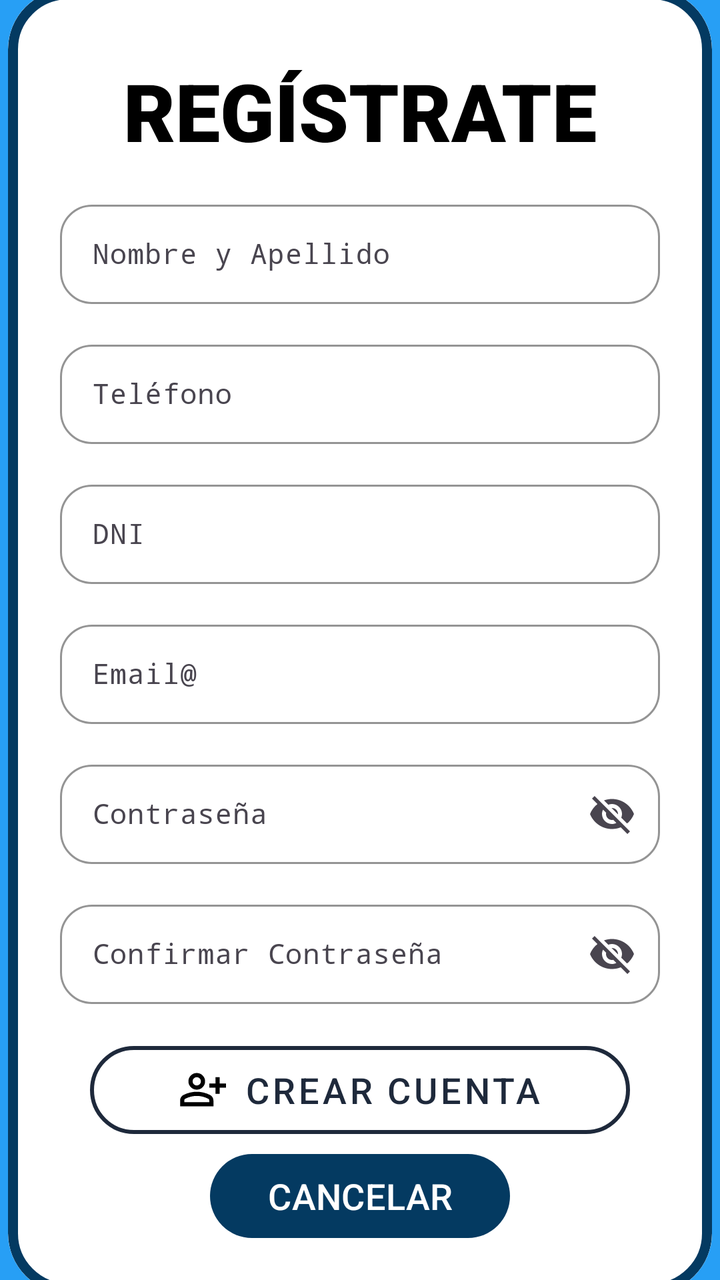
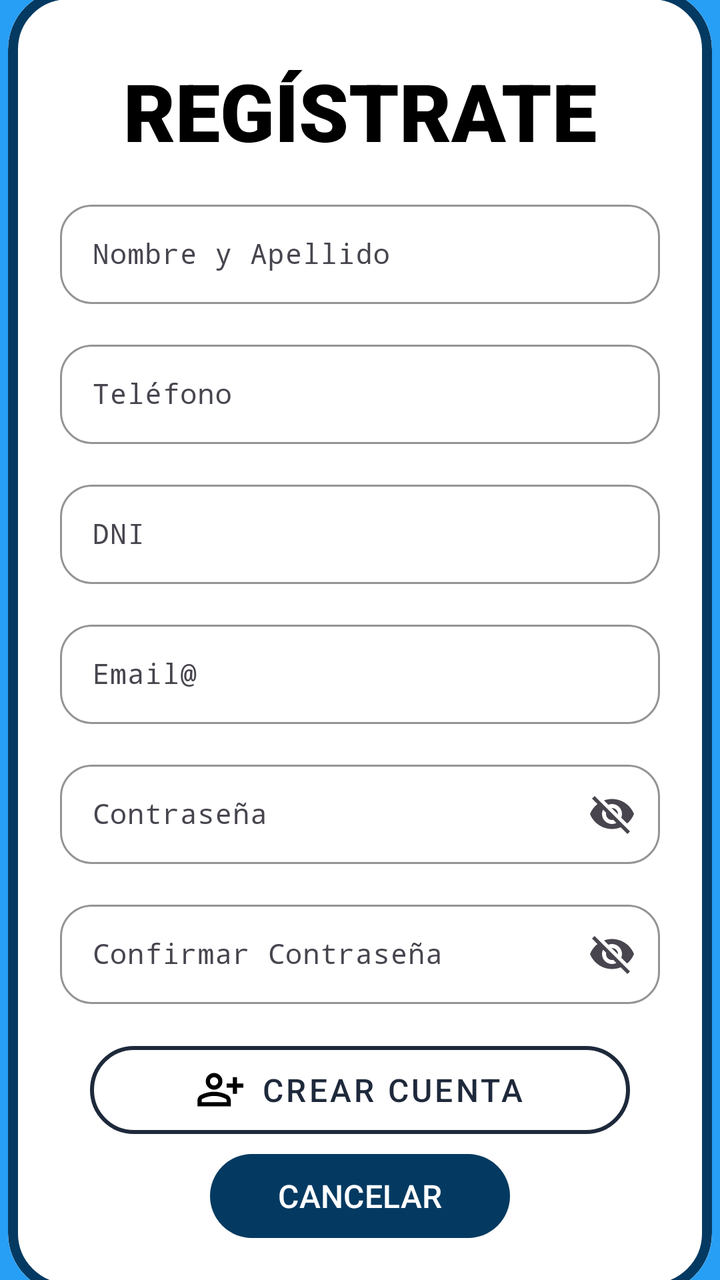

An Android layout rendered at two revisions. The XML below is the earlier revision; the diff shows what the commit changed to produce the second picture.
<!-- AndroidManifest.xml: application theme Theme.ParkPay -->
<!-- res/layout/activity_registro.xml -->
<?xml version="1.0" encoding="utf-8"?>
<androidx.constraintlayout.widget.ConstraintLayout xmlns:android="http://schemas.android.com/apk/res/android"
    xmlns:app="http://schemas.android.com/apk/res-auto"
    xmlns:tools="http://schemas.android.com/tools"
    android:id="@+id/main"
    android:layout_width="match_parent"
    android:layout_height="match_parent"
    tools:context=".Registro"
    android:background="#279FF5">






































































































































































































































































    <com.google.android.material.card.MaterialCardView
        style="@style/Widget.Material3.CardView.Outlined"
        android:layout_width="352dp"

        android:layout_height="652dp"
        app:cardBackgroundColor="@android:color/transparent"
        app:cardCornerRadius="30dp"
        app:layout_constraintBottom_toBottomOf="parent"
        app:layout_constraintEnd_toEndOf="parent"
        app:layout_constraintHorizontal_bias="0.491"
        app:layout_constraintStart_toStartOf="parent"
        app:layout_constraintTop_toTopOf="parent"
        app:layout_constraintVertical_bias="0.493"
        app:strokeColor="#043A61"
        app:strokeWidth="5dp">

        <androidx.constraintlayout.widget.ConstraintLayout
            android:layout_width="match_parent"
            android:layout_height="match_parent"
            android:background="@color/white"
            android:padding="16dp">

            <TextView
                android:id="@+id/textView"
                android:layout_width="wrap_content"
                android:layout_height="wrap_content"
                android:layout_marginTop="18dp"
                android:fontFamily="sans-serif-black"
                android:text="@string/register_title"
                android:textColor="@color/black"
                android:textSize="40sp"
                app:layout_constraintEnd_toEndOf="parent"
                app:layout_constraintHorizontal_bias="0.502"
                app:layout_constraintStart_toStartOf="parent"
                app:layout_constraintTop_toTopOf="parent" />

            <com.google.android.material.textfield.TextInputLayout
                android:id="@+id/til_name"
                android:layout_width="300dp"
                android:layout_height="55dp"
                android:hint="@string/register_name"
                app:boxBackgroundMode="outline"
                app:boxCornerRadiusBottomEnd="16dp"
                app:boxCornerRadiusBottomStart="16dp"
                app:boxCornerRadiusTopEnd="16dp"
                app:boxCornerRadiusTopStart="16dp"
                app:boxStrokeColor="#1E293B"
                app:hintTextColor="#64748B"
                app:layout_constraintEnd_toEndOf="parent"
                app:layout_constraintStart_toStartOf="parent"
                app:layout_constraintTop_toBottomOf="@+id/textView"
                android:layout_marginTop="15dp">

                <com.google.android.material.textfield.TextInputEditText
                    android:id="@+id/id_text_register_name"
                    android:layout_width="match_parent"
                    android:layout_height="wrap_content"
                    android:fontFamily="monospace"
                    android:inputType="text"
                    android:textColor="@color/black"
                    android:textColorHint="@color/black"
                    android:textSize="14sp" />
            </com.google.android.material.textfield.TextInputLayout>


            <com.google.android.material.textfield.TextInputLayout
                android:id="@+id/til_phone"
                android:layout_width="300dp"
                android:layout_height="55dp"
                android:layout_marginTop="15dp"
                android:hint="@string/register_number"
                app:boxBackgroundMode="outline"
                app:boxCornerRadiusBottomEnd="16dp"
                app:boxCornerRadiusBottomStart="16dp"
                app:boxCornerRadiusTopEnd="16dp"
                app:boxCornerRadiusTopStart="16dp"
                app:boxStrokeColor="#1E293B"
                app:hintTextColor="#64748B"
                app:layout_constraintEnd_toEndOf="parent"
                app:layout_constraintStart_toStartOf="parent"
                app:layout_constraintTop_toBottomOf="@+id/til_name">

                <com.google.android.material.textfield.TextInputEditText
                    android:id="@+id/id_text_register_phone"
                    android:layout_width="match_parent"
                    android:layout_height="wrap_content"
                    android:inputType="number"
                    android:textColor="@color/black"
                    android:textColorHint="@color/black"
                    android:textSize="14sp"
                    android:fontFamily="monospace"/>
            </com.google.android.material.textfield.TextInputLayout>

            <com.google.android.material.textfield.TextInputLayout
                android:id="@+id/til_dni"
                android:layout_width="300dp"
                android:layout_height="55dp"
                android:hint="@string/register_dni"
                app:boxBackgroundMode="outline"
                app:boxCornerRadiusBottomEnd="16dp"
                app:boxCornerRadiusBottomStart="16dp"
                app:boxCornerRadiusTopEnd="16dp"
                app:boxCornerRadiusTopStart="16dp"
                app:boxStrokeColor="#1E293B"
                app:hintTextColor="#64748B"
                app:layout_constraintEnd_toEndOf="parent"
                app:layout_constraintStart_toStartOf="parent"
                app:layout_constraintTop_toBottomOf="@+id/til_phone"
                android:layout_marginTop="15dp">

                <com.google.android.material.textfield.TextInputEditText
                    android:id="@+id/id_text_register_dni"
                    android:layout_width="match_parent"
                    android:layout_height="wrap_content"
                    android:fontFamily="monospace"
                    android:inputType="text"
                    android:textColor="@color/black"
                    android:textColorHint="@color/black"
                    android:textSize="14sp" />
            </com.google.android.material.textfield.TextInputLayout>

            <com.google.android.material.textfield.TextInputLayout
                android:id="@+id/til_email"
                android:layout_width="300dp"
                android:layout_height="55dp"
                android:layout_marginTop="15dp"
                android:hint="@string/login_ph_email"
                app:boxBackgroundMode="outline"
                app:boxCornerRadiusBottomEnd="16dp"
                app:boxCornerRadiusBottomStart="16dp"
                app:boxCornerRadiusTopEnd="16dp"
                app:boxCornerRadiusTopStart="16dp"
                app:boxStrokeColor="#1E293B"
                app:hintTextColor="#64748B"
                app:layout_constraintEnd_toEndOf="parent"
                app:layout_constraintStart_toStartOf="parent"
                app:layout_constraintTop_toBottomOf="@+id/til_dni">

                <com.google.android.material.textfield.TextInputEditText
                    android:id="@+id/id_text_register_email"
                    android:layout_width="match_parent"
                    android:layout_height="wrap_content"
                    android:inputType="textEmailAddress"
                    android:textColor="@color/black"
                    android:textColorHint="@color/black"
                    android:textSize="14sp"
                    android:fontFamily="monospace"/>
            </com.google.android.material.textfield.TextInputLayout>


            <com.google.android.material.textfield.TextInputLayout
                android:id="@+id/til_passw"
                android:layout_width="300dp"
                android:layout_height="55dp"
                android:hint="@string/login_ph_password"
                app:boxBackgroundMode="outline"
                app:boxCornerRadiusBottomEnd="16dp"
                app:boxCornerRadiusBottomStart="16dp"
                app:boxCornerRadiusTopEnd="16dp"
                app:boxCornerRadiusTopStart="16dp"
                app:boxStrokeColor="#1E293B"
                app:endIconMode="password_toggle"
                app:hintTextColor="#64748B"
                app:layout_constraintEnd_toEndOf="parent"
                app:layout_constraintStart_toStartOf="parent"
                app:layout_constraintTop_toBottomOf="@+id/til_email"
                android:layout_marginTop="15dp">

                <com.google.android.material.textfield.TextInputEditText
                    android:id="@+id/id_text_register_passw"
                    android:layout_width="match_parent"
                    android:layout_height="wrap_content"
                    android:fontFamily="monospace"
                    android:inputType="text"
                    android:textColor="@color/black"
                    android:textColorHint="@color/black"
                    android:textSize="14sp" />
            </com.google.android.material.textfield.TextInputLayout>


            <com.google.android.material.textfield.TextInputLayout
                android:id="@+id/til_confPassw"
                android:layout_width="300dp"
                android:layout_height="55dp"
                android:layout_marginTop="15dp"
                android:hint="@string/register_confPassw"
                app:boxBackgroundMode="outline"
                app:boxCornerRadiusBottomEnd="16dp"
                app:boxCornerRadiusBottomStart="16dp"
                app:boxCornerRadiusTopEnd="16dp"
                app:boxCornerRadiusTopStart="16dp"
                app:boxStrokeColor="#1E293B"
                app:endIconMode="password_toggle"
                app:hintTextColor="#64748B"
                app:layout_constraintEnd_toEndOf="parent"
                app:layout_constraintStart_toStartOf="parent"
                app:layout_constraintTop_toBottomOf="@+id/til_passw">

                <com.google.android.material.textfield.TextInputEditText
                    android:id="@+id/id_text_register_confPassw"
                    android:layout_width="match_parent"
                    android:layout_height="wrap_content"
                    android:inputType="text"
                    android:textColor="@color/black"
                    android:textColorHint="@color/black"
                    android:textSize="14sp"
                    android:fontFamily="monospace"/>
            </com.google.android.material.textfield.TextInputLayout>


            <com.google.android.material.button.MaterialButton
                android:id="@+id/id_bt_register_user"
                style="@style/Widget.MaterialComponents.Button.OutlinedButton"
                android:layout_width="270dp"
                android:layout_height="56dp"
                android:layout_marginHorizontal="8dp"
                android:layout_marginTop="15dp"
                android:onClick="crearUsuario"
                android:text="@string/register_add"
                android:textAllCaps="true"
                android:textColor="#1E293B"
                android:textSize="18sp"
                app:cornerRadius="28dp"
                app:layout_constraintEnd_toEndOf="parent"
                app:layout_constraintStart_toStartOf="parent"
                app:layout_constraintTop_toBottomOf="@+id/til_confPassw"
                app:strokeColor="#1E293B"
                app:strokeWidth="2dp"
                app:icon="@drawable/icon_register"
                app:iconGravity="textStart"
                app:iconPadding="8dp"
                app:iconTint="@color/black"
                app:iconSize="25dp"/>

            <com.google.android.material.button.MaterialButton
                android:id="@+id/id_bt_register_canceled"
                android:layout_width="150dp"
                android:layout_height="50dp"
                android:layout_marginHorizontal="8dp"
                android:onClick="cancelarRegistro"
                android:text="@string/bt_canceled"
                android:textAllCaps="true"
                android:textColor="#FFFFFF"
                android:textSize="18sp"
                app:backgroundTint="#043A61"
                app:cornerRadius="29dp"
                app:elevation="5dp"
                app:layout_constraintEnd_toEndOf="parent"
                app:layout_constraintStart_toStartOf="parent"
                app:layout_constraintTop_toBottomOf="@+id/id_bt_register_user" />


        </androidx.constraintlayout.widget.ConstraintLayout>

    </com.google.android.material.card.MaterialCardView>

</androidx.constraintlayout.widget.ConstraintLayout>
<!-- resources referenced by this layout -->
<resources>
  <color name="black">#FF000000</color>
  <color name="white">#FFFFFFFF</color>
  <!-- drawable icon_register (drawable) -->
  <vector xmlns:android="http://schemas.android.com/apk/res/android" android:height="24dp" android:tint="#000000" android:viewportHeight="960" android:viewportWidth="960" android:width="24dp">
        
      <path android:fillColor="@android:color/white" android:pathData="M720,560L720,440L600,440L600,360L720,360L720,240L800,240L800,360L920,360L920,440L800,440L800,560L720,560ZM247,433Q200,386 200,320Q200,254 247,207Q294,160 360,160Q426,160 473,207Q520,254 520,320Q520,386 473,433Q426,480 360,480Q294,480 247,433ZM40,800L40,688Q40,654 57.5,625.5Q75,597 104,582Q166,551 230,535.5Q294,520 360,520Q426,520 490,535.5Q554,551 616,582Q645,597 662.5,625.5Q680,654 680,688L680,800L40,800ZM120,720L600,720L600,688Q600,677 594.5,668Q589,659 580,654Q526,627 471,613.5Q416,600 360,600Q304,600 249,613.5Q194,627 140,654Q131,659 125.5,668Q120,677 120,688L120,720ZM416.5,376.5Q440,353 440,320Q440,287 416.5,263.5Q393,240 360,240Q327,240 303.5,263.5Q280,287 280,320Q280,353 303.5,376.5Q327,400 360,400Q393,400 416.5,376.5ZM360,320Q360,320 360,320Q360,320 360,320Q360,320 360,320Q360,320 360,320Q360,320 360,320Q360,320 360,320Q360,320 360,320Q360,320 360,320ZM360,720L360,720Q360,720 360,720Q360,720 360,720Q360,720 360,720Q360,720 360,720Q360,720 360,720Q360,720 360,720Q360,720 360,720Q360,720 360,720L360,720Z"/>
      
  </vector>
  <string name="bt_canceled">Cancelar</string>
  <string name="login_ph_email">Email@</string>
  <string name="login_ph_password">Contraseña</string>
  <string name="register_add">Crear Cuenta</string>
  <string name="register_confPassw">Confirmar Contraseña</string>
  <string name="register_dni">DNI</string>
  <string name="register_name">Nombre y Apellido</string>
  <string name="register_number">Teléfono</string>
  <string name="register_title">REGÍSTRATE</string>
  <style name="Theme.ParkPay" parent="Base.Theme.ParkPay" />
  <style name="Base.Theme.ParkPay" parent="Theme.Material3.DayNight.NoActionBar">
          
          
      </style>
</resources>

<!-- the commit's change to res/layout/activity_registro.xml (unified diff, before → after) -->
@@ -7,267 +7,6 @@
     android:layout_height="match_parent"
     tools:context=".Registro"
     android:background="#279FF5">
-
-
-
-
-
-
-
-
-
-
-
-
-
-
-
-
-
-
-
-
-
-
-
-
-
-
-
-
-
-
-
-
-
-
-
-
-
-
-
-
-
-
-
-
-
-
-
-
-
-
-
-
-
-
-
-
-
-
-
-
-
-
-
-
-
-
-
-
-
-
-
-
-
-
-
-
-
-
-
-
-
-
-
-
-
-
-
-
-
-
-
-
-
-
-
-
-
-
-
-
-
-
-
-
-
-
-
-
-
-
-
-
-
-
-
-
-
-
-
-
-
-
-
-
-
-
-
-
-
-
-
-
-
-
-
-
-
-
-
-
-
-
-
-
-
-
-
-
-
-
-
-
-
-
-
-
-
-
-
-
-
-
-
-
-
-
-
-
-
-
-
-
-
-
-
-
-
-
-
-
-
-
-
-
-
-
-
-
-
-
-
-
-
-
-
-
-
-
-
-
-
-
-
-
-
-
-
-
-
-
-
-
-
-
-
-
-
-
-
-
-
-
-
-
-
-
-
-
-
-
-
-
-
-
-
-
-
-
-
-
-
-
-
-
-
-
-
-
-
-
-
-
-
-
-
-
-
-
-
-
-
 
     <com.google.android.material.card.MaterialCardView
         style="@style/Widget.Material3.CardView.Outlined"
@@ -490,7 +229,7 @@
                 android:text="@string/register_add"
                 android:textAllCaps="true"
                 android:textColor="#1E293B"
-                android:textSize="18sp"
+                android:textSize="16sp"
                 app:cornerRadius="28dp"
                 app:layout_constraintEnd_toEndOf="parent"
                 app:layout_constraintStart_toStartOf="parent"
@@ -512,7 +251,7 @@
                 android:text="@string/bt_canceled"
                 android:textAllCaps="true"
                 android:textColor="#FFFFFF"
-                android:textSize="18sp"
+                android:textSize="16sp"
                 app:backgroundTint="#043A61"
                 app:cornerRadius="29dp"
                 app:elevation="5dp"
